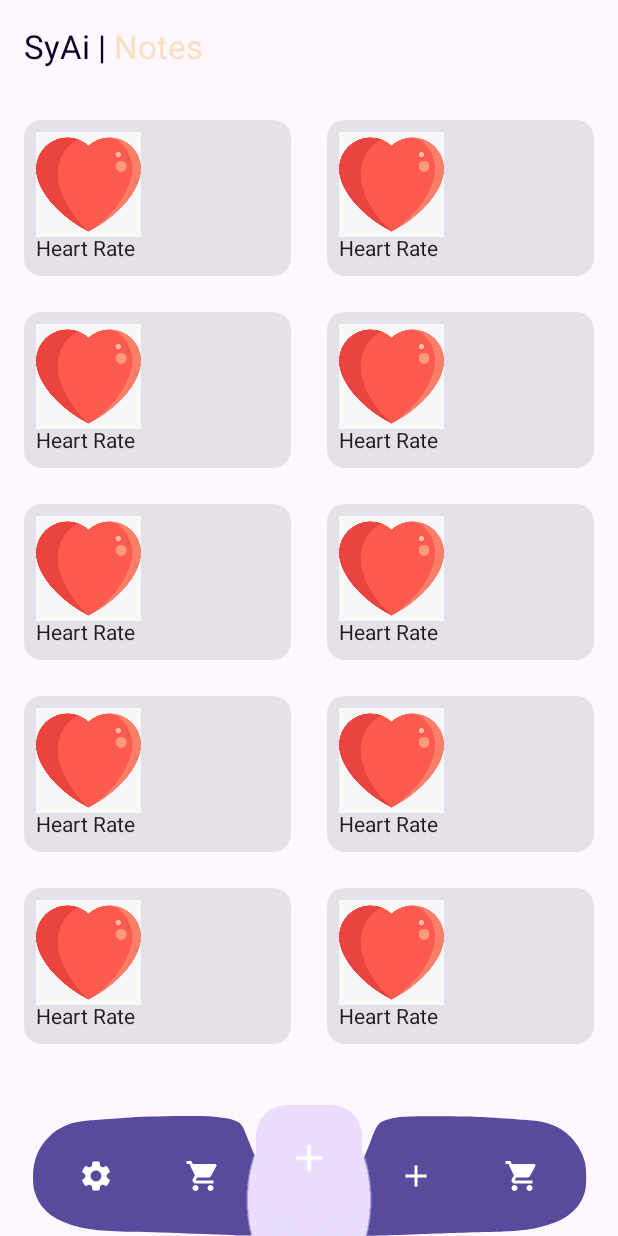
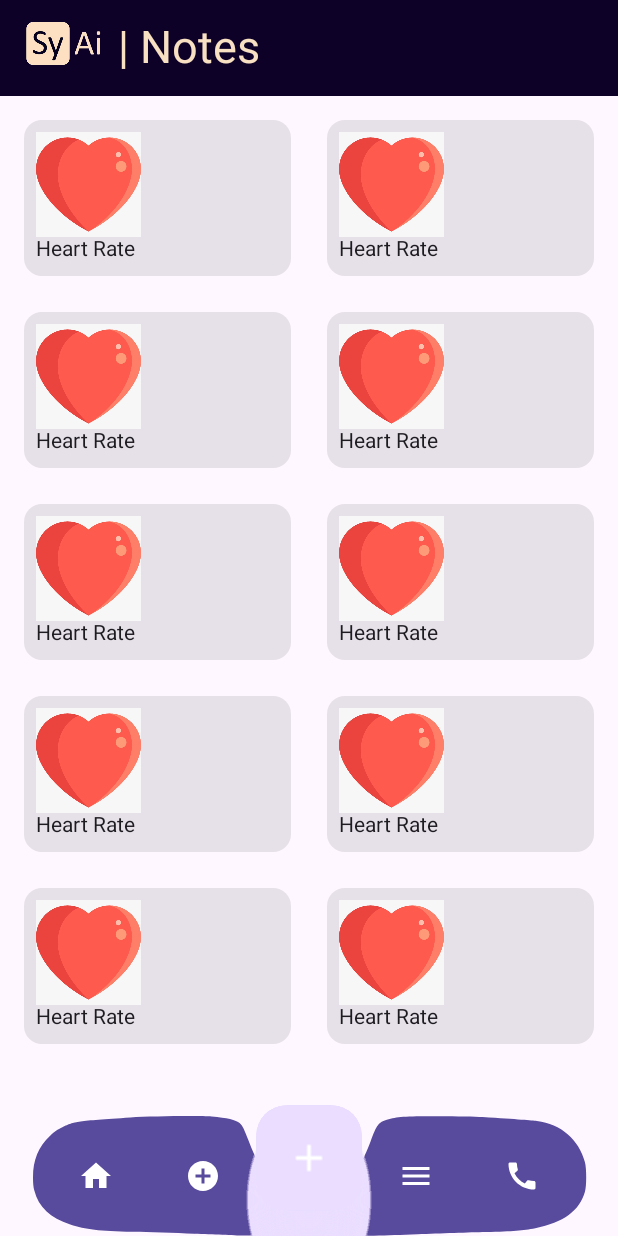
Before and after one commit to Nerd0Vidhan/SyAi, an Android app built with Jetpack Compose: the screen it shows after launch (MainActivity), after a tap on "Notes", on a phone screen of 412 x 824 dp. Run offline under Robolectric (Android 15) with nearby library versions, the phone set to English and light mode, and no system bars; libraries missing offline, so code that uses them is left out: app.rive.runtime; 1 statement that could not run was skipped.

Commit message:
SyAi 0.4.1 ToolBar

```diff
--- a/app/src/main/java/com/mato/syai/core/model/AIAssistantModel.kt
+++ b/app/src/main/java/com/mato/syai/core/model/AIAssistantModel.kt
@@ -3,7 +3,7 @@ package com.mato.syai.core.model
 import androidx.compose.runtime.mutableStateOf
 import androidx.lifecycle.ViewModel
 import androidx.lifecycle.viewModelScope
-import com.mato.syai.core.getAPIKEY
+import com.mato.syai.core.AIassistant.Companion.getAPIKEY
 import kotlinx.coroutines.Dispatchers
 import kotlinx.coroutines.launch
 import kotlinx.coroutines.withContext
--- a/app/src/main/java/com/mato/syai/presentation/AIAssistant/Assistant.kt
+++ b/app/src/main/java/com/mato/syai/presentation/AIAssistant/Assistant.kt
@@ -14,9 +14,10 @@ import androidx.compose.ui.Modifier
 import androidx.compose.ui.tooling.preview.Preview
 import androidx.compose.ui.unit.dp
 import androidx.lifecycle.viewmodel.compose.viewModel
+import com.mato.syai.core.AIassistant
 
 object GeminiProvider {
-    private const val API_KEY = ""
+    private val API_KEY = AIassistant.getAPIKEY()
 
     val generativeModel = GenerativeModel(
         modelName = "gemini-1.5-flash",
--- a/app/src/main/java/com/mato/syai/presentation/bottomnavigation/BottomNavigationBar.kt
+++ b/app/src/main/java/com/mato/syai/presentation/bottomnavigation/BottomNavigationBar.kt
@@ -69,6 +69,7 @@ import com.mato.syai.presentation.toolbar.Toolbar
 //D:\SyAi\app\src\main\java\com\mato\syai\presentation\toolbar
 import androidx.compose.material.icons.filled.Home
 import androidx.compose.material.icons.filled.Build
+import androidx.compose.material.icons.filled.Menu
 import androidx.navigation.compose.rememberNavController
 import com.mato.syai.presentation.navigation.AppNavGraph
 
@@ -130,7 +131,7 @@ fun MainScreen(
     renderEffect: androidx.compose.ui.graphics.RenderEffect?,
     fabAnimationProgress: Float = 0f,
     clickAnimationProgress: Float = 0f,
-    toggleAnimation: () -> Unit = { }
+    toggleAnimation: () -> Unit = { },
 ) {
     val navController = rememberNavController()
     Toolbar(navController = navController)
--- a/app/src/main/java/com/mato/syai/presentation/bottomnavigation/CustomBottomNavigation.kt
+++ b/app/src/main/java/com/mato/syai/presentation/bottomnavigation/CustomBottomNavigation.kt
@@ -10,6 +10,10 @@ import androidx.compose.foundation.layout.height
 import androidx.compose.foundation.layout.padding
 import androidx.compose.material.icons.Icons
 import androidx.compose.material.icons.filled.Add
+import androidx.compose.material.icons.filled.AddCircle
+import androidx.compose.material.icons.filled.Call
+import androidx.compose.material.icons.filled.Home
+import androidx.compose.material.icons.filled.Menu
 import androidx.compose.material.icons.filled.Settings
 import androidx.compose.material.icons.filled.ShoppingCart
 import androidx.compose.runtime.Composable
@@ -40,7 +44,7 @@ fun CustomBottomNavigation(navController: NavHostController) {
         // Dashboard
         IconButton(onClick = { navController.navigate("dashboard") }) {
             Icon(
-                imageVector = Icons.Default.Settings, // replace with desired Dashboard icon
+                imageVector = Icons.Default.Home, // replace with desired Dashboard icon
                 contentDescription = "Dashboard",
                 tint = Color.White
             )
@@ -48,7 +52,7 @@ fun CustomBottomNavigation(navController: NavHostController) {
         // Notes
         IconButton(onClick = { navController.navigate("notes") }) {
             Icon(
-                imageVector = Icons.Default.ShoppingCart, // replace with Notes icon
+                imageVector = Icons.Default.AddCircle, // replace with Notes icon
                 contentDescription = "Notes",
                 tint = Color.White
             )
@@ -64,7 +68,7 @@ fun CustomBottomNavigation(navController: NavHostController) {
         // Tools
         IconButton(onClick = { navController.navigate("tools")}) {
             Icon(
-                imageVector = Icons.Default.Add, // replace with Tools icon
+                imageVector = Icons.Default.Menu, // replace with Tools icon
                 contentDescription = "Tools",
                 tint = Color.White
             )
@@ -72,7 +76,7 @@ fun CustomBottomNavigation(navController: NavHostController) {
         // AI Assistant
         IconButton(onClick = { navController.navigate("ai") }) {
             Icon(
-                imageVector = Icons.Default.ShoppingCart, // replace with AI Assistant icon
+                imageVector = Icons.Default.Call, // replace with AI Assistant icon
                 contentDescription = "AI Assistant",
                 tint = Color.White
             )
--- a/app/src/main/java/com/mato/syai/presentation/toolbar/ToolBar.kt
+++ b/app/src/main/java/com/mato/syai/presentation/toolbar/ToolBar.kt
@@ -1,11 +1,16 @@
 package com.mato.syai.presentation.toolbar
 
+import androidx.annotation.DrawableRes
 import androidx.compose.animation.AnimatedVisibility
 import androidx.compose.animation.slideInVertically
 import androidx.compose.animation.slideOutVertically
+import androidx.compose.foundation.Image
+import androidx.compose.foundation.basicMarquee
+import androidx.compose.foundation.layout.Column
 import androidx.compose.foundation.layout.Row
 import androidx.compose.foundation.layout.Spacer
 import androidx.compose.foundation.layout.padding
+import androidx.compose.foundation.layout.size
 import androidx.compose.foundation.layout.width
 import androidx.compose.material.icons.Icons
 import androidx.compose.material.icons.filled.ArrowBack
@@ -15,20 +20,26 @@ import androidx.compose.material.icons.filled.Search
 import androidx.compose.material3.ExperimentalMaterial3Api
 import androidx.compose.material3.Icon
 import androidx.compose.material3.IconButton
+import androidx.compose.material3.MaterialTheme
 import androidx.compose.material3.Scaffold
 import androidx.compose.material3.Text
 import androidx.compose.material3.TopAppBar
+import androidx.compose.material3.TopAppBarDefaults
 import androidx.compose.runtime.Composable
 import androidx.compose.runtime.getValue
 import androidx.compose.ui.Modifier
 import androidx.compose.ui.graphics.Color
+import androidx.compose.ui.graphics.Shape
+import androidx.compose.ui.res.painterResource
 import androidx.compose.ui.tooling.preview.Preview
 import androidx.compose.ui.unit.dp
+import androidx.compose.ui.unit.sp
 import androidx.navigation.NavHostController
 import androidx.navigation.compose.NavHost
 import androidx.navigation.compose.composable
 import androidx.navigation.compose.currentBackStackEntryAsState
 import androidx.navigation.compose.rememberNavController
+import com.mato.syai.R
 import com.mato.syai.core.animation.SwappableCardsGridPreview
 import com.mato.syai.presentation.bottomnavigation.CustomBottomNavigation
 import com.mato.syai.presentation.bottomnavigation.MainScreen
@@ -46,17 +57,20 @@ fun DashboardTopBar(navController: NavHostController) {
     TopAppBar(
         title = {
             Row {
-                Text("SyAi", color = PurpleDark)
-                Text(" | ", color = PurpleDark)
+                Image(painter = painterResource(id = R.drawable.syai),"Logo", modifier = Modifier.size(55.dp,30.dp))
+                Text(" | ", color = BrownLight, fontSize = 30.sp)
                 //            ToolbarAnimation(text = "Dashboard")
-                Text("DashBoard", color = BrownLight)
+                Text("DashBoard", color = BrownLight, fontSize = 30.sp)
+
             }
         },
+        colors = TopAppBarDefaults.topAppBarColors(containerColor = PurpleDark),
         actions = {
             IconButton(onClick = { navController.navigate("edit") }) {
                 Icon(Icons.Default.Edit, contentDescription = "Edit", tint = PurpleDark)
             }
-        })
+        }
+    )
 }
 
 @Preview(showBackground = true, showSystemUi = true)
@@ -102,12 +116,13 @@ fun NotesTopBar() {
     TopAppBar(
         title = {
             Row {
-                Text("SyAi", color = PurpleDark)
-                Text(" | ", color = PurpleDark)
-                ToolbarAnimation(text = "Notes")
-//                Text("Tools", color = BrownLight)
+                Image(painter = painterResource(id = R.drawable.syai),"Logo", modifier = Modifier.size(55.dp,30.dp))
+                Text(" | ", color = BrownLight, fontSize = 30.sp)
+                //            ToolbarAnimation(text = "Dashboard")
+                Text("Notes", color = BrownLight, fontSize = 30.sp)
             }
         },
+        colors = TopAppBarDefaults.topAppBarColors(containerColor = PurpleDark),
         actions = {})
 }
 
@@ -132,12 +147,14 @@ fun AITopBar() {
     TopAppBar(
         title = {
             Row {
-                Text("SyAi", color = PurpleDark)
-                Text(" | ", color = PurpleDark)
-                ToolbarAnimation(text = "AI Assistant")
-//                Text("Tools", color = BrownLight)
+                Image(painter = painterResource(id = R.drawable.syai),"Logo", modifier = Modifier.size(55.dp,30.dp))
+                Text(" | ", color = BrownLight, fontSize = 30.sp)
+                //            ToolbarAnimation(text = "Dashboard")
+                Text("Assistant", color = BrownLight, fontSize = 30.sp)
+
             }
         },
+        colors = TopAppBarDefaults.topAppBarColors(containerColor = PurpleDark),
         actions = {})
 }
 
@@ -147,12 +164,14 @@ fun ToolsTopBar() {
     TopAppBar(
         title = {
             Row {
-                Text("SyAi", color = PurpleDark)
-                Text(" | ", color = PurpleDark)
-                ToolbarAnimation(text = "Tools")
-//                Text("Tools", color = BrownLight)
+                Image(painter = painterResource(id = R.drawable.syai),"Logo", modifier = Modifier.size(55.dp,30.dp))
+                Text(" | ", color = BrownLight, fontSize = 30.sp)
+                //            ToolbarAnimation(text = "Dashboard")
+                Text("Tools", color = BrownLight, fontSize = 30.sp)
+
             }
         },
+        colors = TopAppBarDefaults.topAppBarColors(containerColor = PurpleDark),
         actions = {})
 }
 
--- a/gradle/libs.versions.toml
+++ b/gradle/libs.versions.toml
@@ -1,5 +1,5 @@
 [versions]
-agp = "8.9.2"
+agp = "8.10.0"
 generativeaiVersion = "0.6.0"
 kotlin = "2.0.0"
 coreKtx = "1.15.0"
```
Also changed, not shown: app/src/main/res/drawable/syai.png (added).
